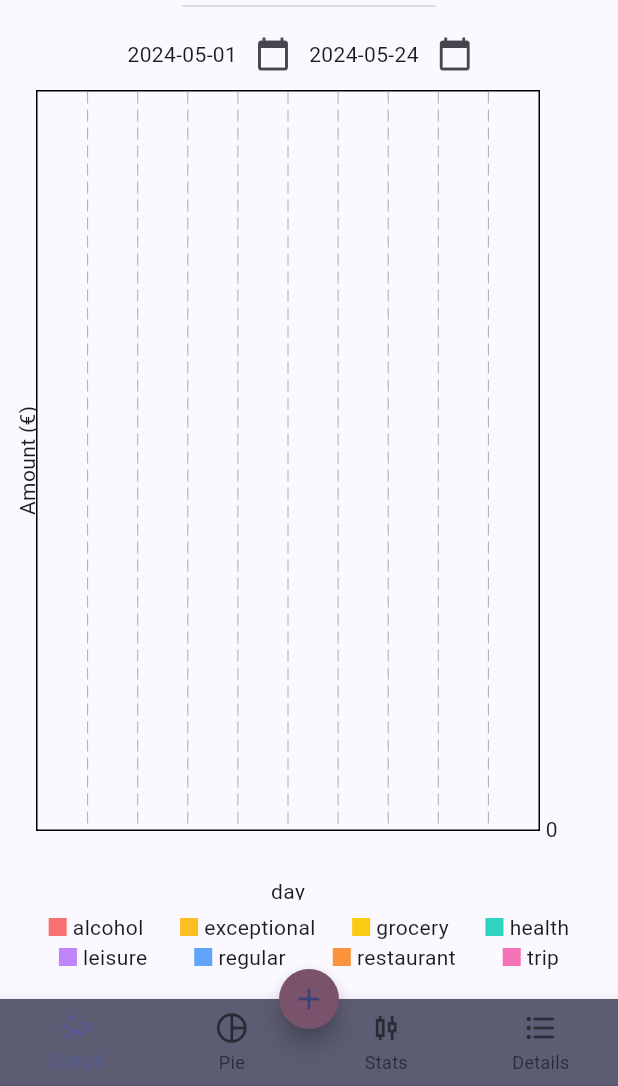
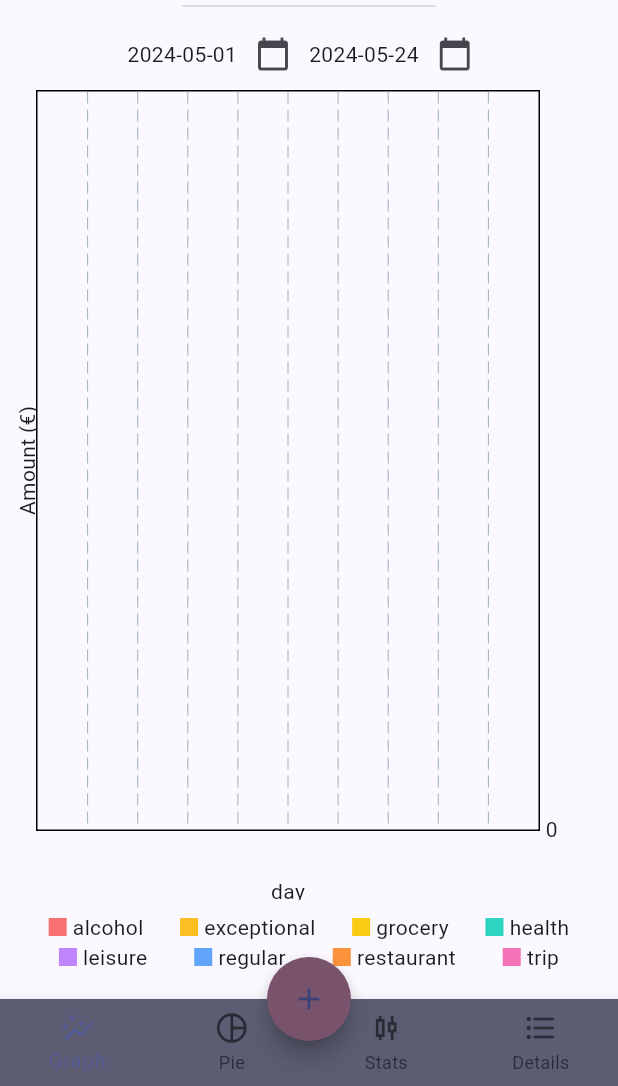
Before and after one commit to HeatherShein/expense-charts, a Flutter app: the screen it shows after launch, on a phone screen of 412 x 824 dp, the part 150-1236 px from its top. Run offline on Flutter 3.47's test engine with Material 3 defaults, Android fonts, the phone set to English and light mode, and no system bars; drawn by our look-alikes of fl_chart; our stand-ins replace csv, device_info_plus, file_picker, flutter_form_builder, permission_handler, sqflite and 2 more; missing offline and left inert: cr_file_saver; accounts and stored records are empty.

Commit message:
Minor UI changes + Fix CSV export + Stats count

```diff
--- a/lib/pages/widget_tree.dart
+++ b/lib/pages/widget_tree.dart
@@ -67,7 +67,7 @@ class _WidgetTreePageState extends State<WidgetTreePage> {
                   )),
                 ]
               ),
-              floatingActionButton: FloatingActionButton.small(
+              floatingActionButton: FloatingActionButton(
                 backgroundColor: Theme.of(context).colorScheme.tertiary,
                 shape: const CircleBorder(),
                 onPressed: () {
--- a/lib/utils/database_helper.dart
+++ b/lib/utils/database_helper.dart
@@ -149,7 +149,7 @@ class DatabaseHelper {
     String formattedEndDate = endDate.toIso8601String();
     final List<Map<String, dynamic>> maps = await db.query(
       'expenses',
-      where: "datetime(millisSinceEpochStart / 1000, 'unixepoch') >= date(?) AND datetime(millisSinceEpochEnd / 1000, 'unixepoch') <= date(?)",
+      where: "datetime(millisSinceEpochStart / 1000, 'unixepoch') >= date(?) AND datetime(millisSinceEpochStart / 1000, 'unixepoch') < date(?, '+1 day')",
       whereArgs: [formattedStartDate, formattedEndDate]
     );
     return List.generate(maps.length, (i) {
--- a/lib/utils/expense_utils.dart
+++ b/lib/utils/expense_utils.dart
@@ -177,6 +177,7 @@ class ExpenseUtils {
     // Filter expenses
     List<Map<String, dynamic>> filteredExpenses;
     if (expenseCategory != "all") {
+      expensesOverPeriod = expensesOverPeriod.filter((element) => element['category'] == expenseCategory).toList();
       filteredExpenses = distributedExpenses.filter((element) => element['category'] == expenseCategory).toList();
     } else {
       filteredExpenses = distributedExpenses;
@@ -186,7 +187,7 @@ class ExpenseUtils {
       distributedExpenses[i]['formattedDate'] = "${distributedExpenses[i]['date'].year}-${distributedExpenses[i]['date'].month.toString().padLeft(2, '0')}-${distributedExpenses[i]['date'].day.toString().padLeft(2, '0')}";
     }
     Map<String, dynamic> expenseStats = {
-      "genNRows": filteredExpenses.length,
+      "genNRows": expensesOverPeriod.length,
       "genAverage": 0,
       "genMin": double.infinity,
       "genMax": -double.infinity,
```
